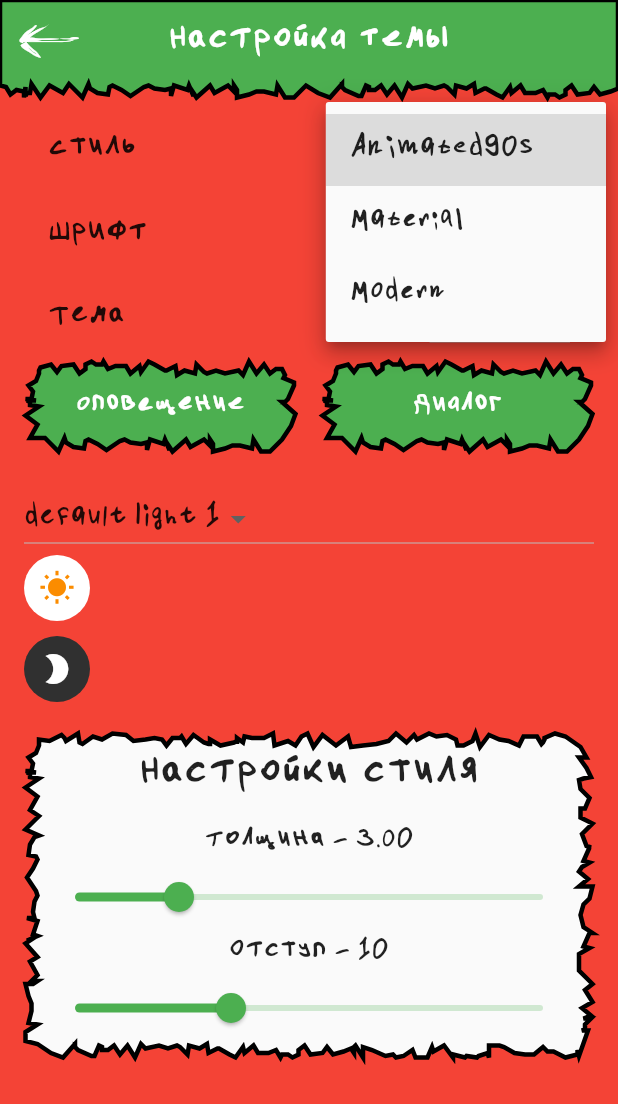
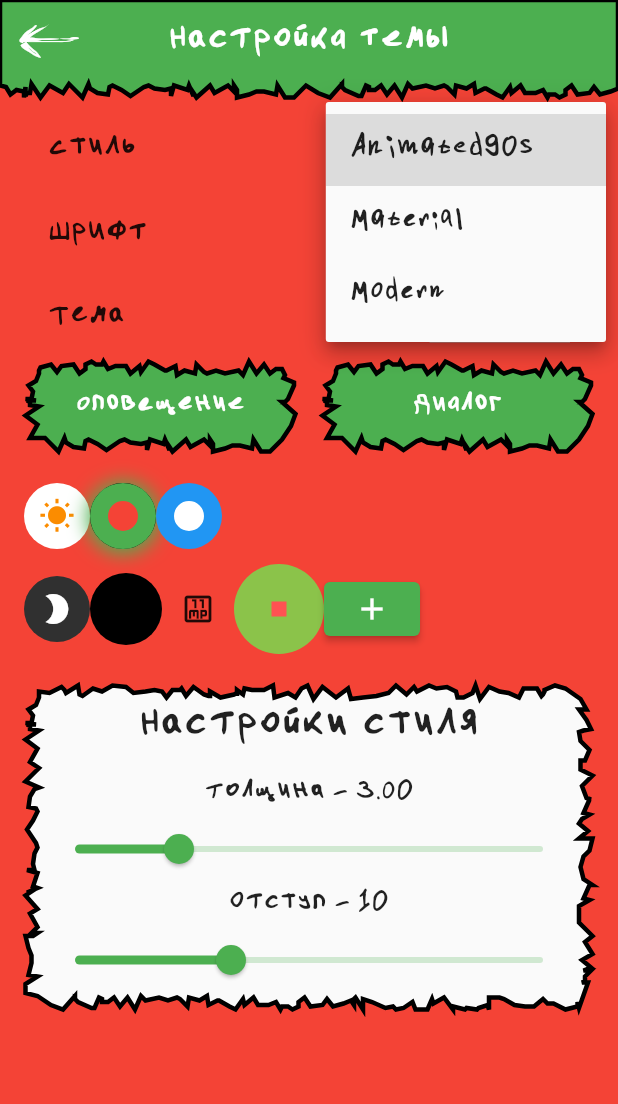
Before and after one commit to RossHS/shop_list, a Flutter app: the Settings screen opened by its route, after a tap on "Animated90s", on a phone screen of 412 x 824 dp. Shown: the top 1104 px of the screen. Run offline on Flutter 3.47's test engine with Material 2 defaults, Android fonts, the phone set to English and light mode, and no system bars; our stand-ins replace cloud_firestore, firebase_auth, firebase_core, firebase_messaging, firebase_storage, flutter_slidable and 5 more; accounts and stored records are empty.

Commit message:
Виджеты выбора цветовой схемы темы

```diff
--- a/lib/routes/settings.dart
+++ b/lib/routes/settings.dart
@@ -4,6 +4,8 @@ import 'package:shop_list/controllers/info_overlay_controller.dart';
 import 'package:shop_list/controllers/theme_controller.dart';
 import 'package:shop_list/models/models.dart';
 import 'package:shop_list/widgets/animated90s/animated_90s_painter_square.dart';
+import 'package:shop_list/widgets/animated_decorated_box.dart';
+import 'package:shop_list/widgets/palette_color_selector.dart';
 import 'package:shop_list/widgets/themes_factories/abstract_theme_factory.dart';
 
 /// Маршрут настройки тем приложения
@@ -93,17 +95,16 @@ class _Body extends StatelessWidget {
         ),
         const _ButtonsRow(),
         const SizedBox(height: 20),
-        //TODO 04.12.2021 тест смены цвета светлой темы
-        Obx(() => DropdownButton<ColorScheme>(
-              value: controller.appTheme.value.lightColorScheme,
-              items: controller.appTheme.value.lightColorSchemesMap.entries
-                  .map<DropdownMenuItem<ColorScheme>>((entry) => DropdownMenuItem(
-                        value: entry.value,
-                        child: Text(entry.key),
-                      ))
-                  .toList(),
-              onChanged: controller.setLightColorScheme,
-            )),
+        // Obx(() => DropdownButton<ColorScheme>(
+        //       value: controller.appTheme.value.lightColorScheme,
+        //       items: controller.appTheme.value.lightColorSchemesMap.entries
+        //           .map<DropdownMenuItem<ColorScheme>>((entry) => DropdownMenuItem(
+        //                 value: entry.value,
+        //                 child: Text(entry.key),
+        //               ))
+        //           .toList(),
+        //       onChanged: controller.setLightColorScheme,
+        //     )),
 
         const _ColorPaletteBox(),
         const SizedBox(height: 20),
@@ -168,7 +169,7 @@ class _ColorPaletteBox extends StatelessWidget {
       mainAxisSize: MainAxisSize.min,
       children: [
         // Цветовые схемы дневных тем
-        Row(
+        Obx(() => Row(
               children: [
                 _CircleContainer(
                   height: paletteDiameter,
@@ -179,11 +180,51 @@ class _ColorPaletteBox extends StatelessWidget {
                     color: Colors.orange.shade600,
                   ),
                 ),
+                ...ThemeController.to.appTheme.value.lightColorSchemesMap.entries
+                    .map<Widget>((entry) => AnimatedDecoration(
+                          duration: const Duration(milliseconds: 200),
+                          decoration: ThemeController.to.appTheme.value.lightColorScheme == entry.value
+                              ? BoxDecoration(
+                                  border: Border.all(
+                                    color: Colors.black,
+                                    width: 10,
+                                  ),
+                                  shape: BoxShape.circle,
+                                  boxShadow: [
+                                    BoxShadow(
+                                      spreadRadius: 2,
+                                      color: entry.value.primary,
+                                      offset: const Offset(0.0, 1.0), //(x,y)
+                                      blurRadius: 10.0,
+                                    ),
+                                  ],
+                                )
+                              : const BoxDecoration(
+                                  shape: BoxShape.circle,
+                                  boxShadow: [
+                                    BoxShadow(
+                                      spreadRadius: 0,
+                                      color: Colors.transparent,
+                                      offset: Offset(0.0, 1.0), //(x,y)
+                                      blurRadius: 0,
+                                    ),
                                   ],
                                 ),
+                          child: PaletteColorSelector(
+                            onPressed: () {
+                              ThemeController.to.setLightColorScheme(entry.value);
+                            },
+                            paletteDiameter: paletteDiameter,
+                            mainColor: entry.value.background,
+                            additionColor: entry.value.primary,
+                          ),
+                        ))
+                    .toList(),
+              ],
+            )),
         const SizedBox(height: 10),
         // Цветовые схемы ночных тем
-        Row(
+        Obx(() => Row(
               children: [
                 _CircleContainer(
                   height: paletteDiameter,
@@ -194,8 +235,51 @@ class _ColorPaletteBox extends StatelessWidget {
                     color: Colors.white,
                   ),
                 ),
+                ...ThemeController.to.appTheme.value.darkColorSchemesMap.entries
+                    .map<TweenAnimationBuilder>(
+                      (entry) => TweenAnimationBuilder<Decoration>(
+                        duration: Duration(seconds: 3),
+                        tween: DecorationTween(
+                            begin: null,
+                            end: BoxDecoration(
+                              color: ThemeController.to.appTheme.value.darkColorScheme == entry.value
+                                  ? Colors.black
+                                  : null,
+                              shape: BoxShape.circle,
+                            )),
+                        builder: (context, value, child) {
+                          return DecoratedBox(
+                            decoration: value,
+                            child: child,
+                          );
+                        },
+                        child: IconButton(
+                          onPressed: () => ThemeController.to.setDarkColorScheme(entry.value),
+                          icon: const Icon(Icons.eleven_mp_outlined),
+                        ),
+                      ),
+                    )
+                    .toList(),
+                Container(
+                  width: 60,
+                  height: 60,
+                  decoration: BoxDecoration(
+                    color: Colors.lightGreen,
+                    shape: BoxShape.circle,
+                  ),
+                  alignment: Alignment.center,
+                  child: Container(
+                    width: 10,
+                    height: 10,
+                    color: Colors.redAccent,
+                  ),
+                ),
+                ElevatedButton(
+                  onPressed: () {},
+                  child: Icon(Icons.add),
+                ),
               ],
-        ),
+            )),
       ],
     );
   }
--- /dev/null
+++ b/lib/widgets/palette_color_selector.dart
@@ -0,0 +1,128 @@
+import 'package:flutter/material.dart';
+
+/// Кнопка выбора цветой схемы [ColorScheme] приложения
+class PaletteColorSelector extends StatefulWidget {
+  const PaletteColorSelector({
+    Key? key,
+    required this.onPressed,
+    this.paletteDiameter = 44,
+    this.mainColor = Colors.black,
+    this.additionColor = Colors.white,
+  }) : super(key: key);
+
+  /// Событие при нажатии на кнопку
+  final void Function() onPressed;
+
+  /// Диаметр кнопки выбора схема
+  final double paletteDiameter;
+
+  /// Основной цвет палитры
+  final Color mainColor;
+
+  /// Второстепенный цвет
+  final Color additionColor;
+
+  @override
+  State<PaletteColorSelector> createState() => _PaletteColorSelectorState();
+}
+
+class _PaletteColorSelectorState extends State<PaletteColorSelector> with SingleTickerProviderStateMixin {
+  late final AnimationController _animationController;
+  late final Animation<double> _animation;
+
+  @override
+  void initState() {
+    super.initState();
+    _animationController = AnimationController(
+      vsync: this,
+      duration: const Duration(milliseconds: 300),
+    );
+    // Использую связь TweenSequence т.к. анимации требовалось "выйти за рамки диаметра кнопки",
+    // а после с 0 вернуться на исходную позицию
+    _animation = TweenSequence<double>([
+      TweenSequenceItem(
+        tween: Tween<double>(begin: 5, end: widget.paletteDiameter / 2),
+        weight: 50.0,
+      ),
+      TweenSequenceItem(
+        tween: Tween<double>(begin: 0, end: 5),
+        weight: 50.0,
+      ),
+    ]).animate(CurvedAnimation(
+      parent: _animationController,
+      curve: Curves.easeInOutQuart,
+    ));
+  }
+
+  @override
+  void dispose() {
+    _animationController.dispose();
+    super.dispose();
+  }
+
+  @override
+  Widget build(BuildContext context) {
+    return RepaintBoundary(
+      child: ConstrainedBox(
+        constraints: BoxConstraints.expand(
+          width: widget.paletteDiameter,
+          height: widget.paletteDiameter,
+        ),
+        child: CustomPaint(
+          painter: ColorPalettePainter(
+            mainColor: widget.mainColor,
+            additionColor: widget.additionColor,
+            innerCircleRadius: _animation,
+          ),
+          child: Material(
+            color: Colors.transparent,
+            child: InkWell(
+              customBorder: const CircleBorder(),
+              onTap: () {
+                widget.onPressed();
+                // При нажатии на кнопку запускаем с 0 анимацию внутреннего круга
+                _animationController.forward(from: 0);
+              },
+            ),
+          ),
+        ),
+      ),
+    );
+  }
+}
+
+class ColorPalettePainter extends CustomPainter {
+  const ColorPalettePainter({
+    required this.mainColor,
+    required this.additionColor,
+    required this.innerCircleRadius,
+  }) : super(repaint: innerCircleRadius);
+
+  final Color mainColor;
+  final Color additionColor;
+
+  final Animation<double> innerCircleRadius;
+
+  @override
+  void paint(Canvas canvas, Size size) {
+    final center = Offset(size.width / 2, size.height / 2);
+
+    final mainColorPaint = Paint()
+      ..style = PaintingStyle.stroke
+      ..color = mainColor
+      ..strokeWidth = 10;
+
+    final additionColorPaint = Paint()
+      ..style = PaintingStyle.fill
+      ..color = additionColor;
+
+    // Основной цвет = фону scaffold, то в качестве внешнего круга он не подходит,
+    // т.к. сливается с фоном, хотя логичнее его было бы поставить на внешний круг
+    // => я сделал его внутренней окружностью
+    canvas.drawCircle(center, size.height / 2, additionColorPaint);
+    canvas.drawCircle(center, innerCircleRadius.value, mainColorPaint);
+  }
+
+  @override
+  bool shouldRepaint(covariant CustomPainter oldDelegate) => false;
+}
```
Lines whose indentation alone changed are shown as unchanged.
